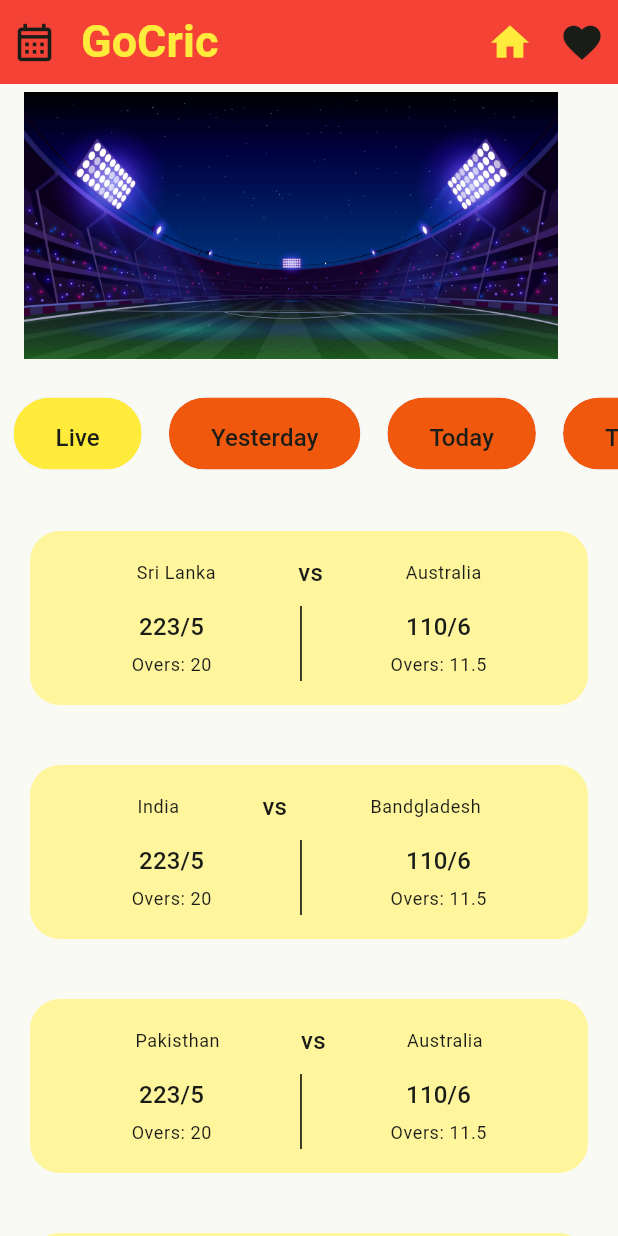
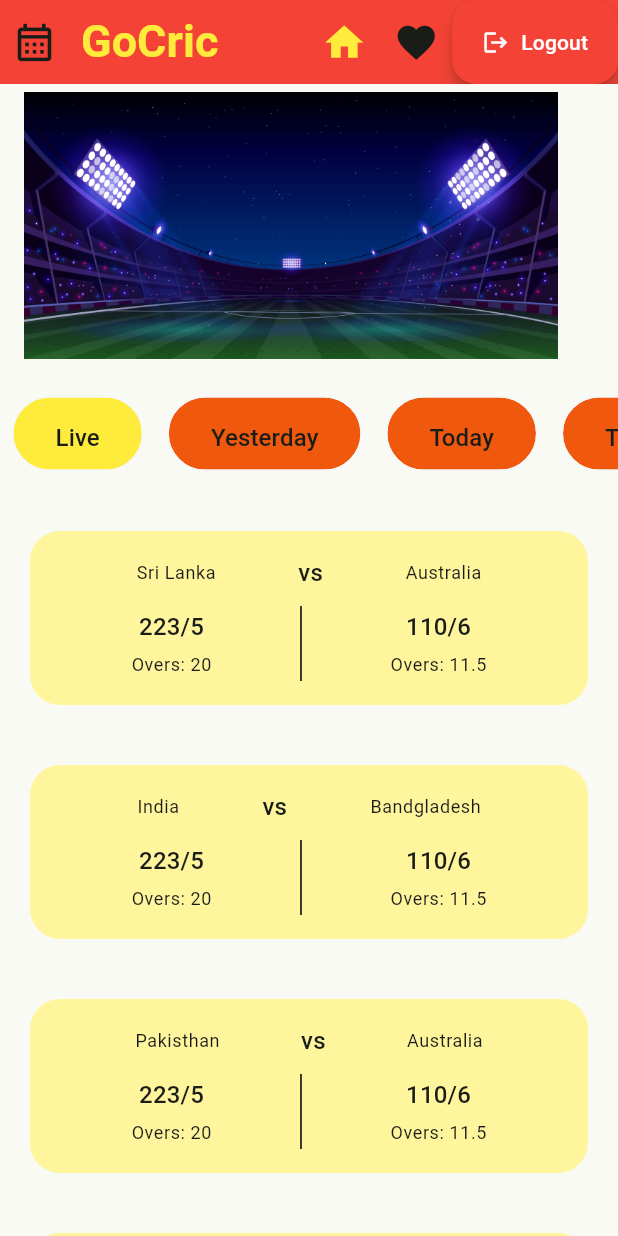
Before and after one commit to CPrasa/gocricnew, a Flutter app: the screen it shows once a user with an empty profile is signed in, on a phone screen of 412 x 824 dp. Run offline on Flutter 3.47's test engine with Material 3 defaults, Android fonts, the phone set to English and light mode, and no system bars; our stand-ins replace firebase_auth, firebase_core, get, icons_plus; accounts and stored records are empty.

Commit message:
add logout button

```diff
--- a/lib/home_page.dart
+++ b/lib/home_page.dart
@@ -1,5 +1,6 @@
 import 'package:flutter/material.dart';
 import 'package:gocric/card.dart';
+import 'package:gocric/src/features/authentication/controllers/authentication_repository.dart';
 import 'favorite_page.dart';
 
 void main() {
@@ -28,9 +29,8 @@ class HomePage extends StatefulWidget {
 }
 
 class _HomePageState extends State<HomePage> {
-  String selectedFilter =
-      'Live'; // Track the selected filter and initialize with 'Live'
-  DateTime selectedDate = DateTime.now(); // Track the selected date
+  String selectedFilter = 'Live';
+  DateTime selectedDate = DateTime.now();
 
   @override
   Widget build(BuildContext context) {
@@ -57,9 +57,9 @@ class _HomePageState extends State<HomePage> {
         actions: [
           IconButton(
             icon: Icon(
-              Icons.home, color: Colors.yellow,
+              Icons.home,
+              color: Colors.yellow,
               size: 30,
-              //color: selectedFilter.isNotEmpty ? Colors.yellow : null,
             ),
             onPressed: () {
               Navigator.pushReplacement(
@@ -72,7 +72,6 @@ class _HomePageState extends State<HomePage> {
             icon: Icon(
               Icons.favorite,
               size: 30,
-              //color: selectedFilter.isNotEmpty ? Colors.yellow : null,
             ),
             onPressed: () {
               Navigator.pushReplacement(
@@ -80,6 +79,39 @@ class _HomePageState extends State<HomePage> {
                 MaterialPageRoute(builder: (context) => FavoritePage()),
               );
             },
+          ),
+          ElevatedButton.icon(
+            onPressed: () {
+              // Add your logout logic here
+              // For example, you can show a dialog or navigate to the login page
+              // ****
+              // *
+              // *
+              // *
+              // *
+              // *
+              // *
+              // *
+              // **
+              // *
+              // *
+              // *
+              // ***
+              // *
+              AuthenticationRepository.instance.logout();
+            },
+            icon: Icon(
+              Icons.logout,
+              color: Colors.white,
+            ),
+            label: Text(
+              'Logout',
+              style: TextStyle(color: Colors.white),
+            ),
+            style: ElevatedButton.styleFrom(
+              primary: Colors.red,
+              elevation: 4,
+            ),
           ),
         ],
       ),
@@ -95,8 +127,6 @@ class _HomePageState extends State<HomePage> {
       ),
     );
   }
-
-  // Original buildHeader method with the selectedFilter initialization
 
   Widget _buildHeader() {
     return Row(
@@ -251,7 +281,6 @@ class _HomePageState extends State<HomePage> {
         scrollDirection: Axis.vertical,
         child: Column(
           children: [
-            //for (int i = 0; i < 5; i++)
             ProductCard(
               team1Name: 'Sri Lanka',
               team2Name: 'Australia',
@@ -296,29 +325,5 @@ class _HomePageState extends State<HomePage> {
         ),
       ),
     );
-
-    // SizedBox(
-    //   height: 120,
-    //   child: ListView.builder(
-    //     itemCount: 5,
-    //     scrollDirection: Axis.horizontal,
-    //     itemBuilder: (context, index) {
-    //       final hourlyForecast = data['list'][index + 1];
-    //       final hourlySky =
-    //           data['list'][index + 1]['weather'][0]['main'];
-    //       final hourlyTemp =
-    //           hourlyForecast['main']['temp'].toString();
-
-    //       final time = DateTime.parse(hourlyForecast['dt_txt']);
-    //       return HourlyForecastItem(
-    //         time: DateFormat.Hm().format(time),
-    //         temperature: hourlyTemp,
-    //         icon: hourlySky == 'Clouds' || hourlySky == 'Rain'
-    //             ? Icons.cloud
-    //             : Icons.sunny,
-    //       );
-    //     },
-    //   ),
-    // ),
   }
 }
```
